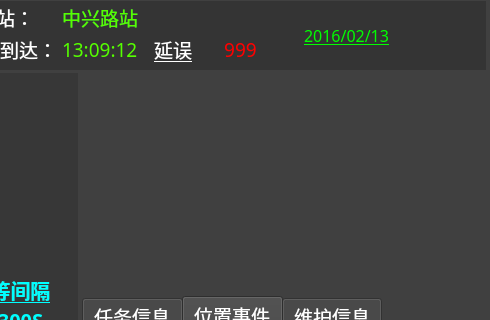
noodleBin/Tram_DMI_Build, file UI/Display_10_4_800_600.ui: the form before one commit; both pictures show x 310 to 800 and y 0 to 320 of the 800 by 600 pixel window.
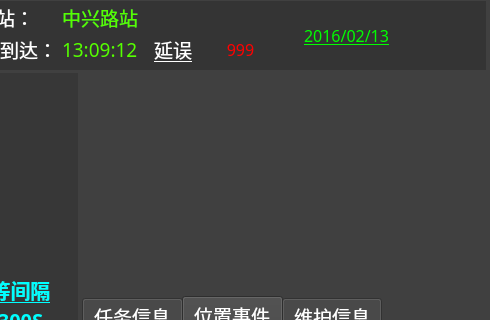
The form after the commit. The open tabs and pages were chosen to show the change. Icons and pictures are not drawn.

What changed in the file:
```diff
--- a/UI/Display_10_4_800_600.ui
+++ b/UI/Display_10_4_800_600.ui
@@ -1392,7 +1392,7 @@
      <property name="font">
       <font>
        <family>Sans</family>
-       <pointsize>14</pointsize>
+       <pointsize>12</pointsize>
        <underline>false</underline>
       </font>
      </property>
@@ -6237,7 +6237,7 @@
      <property name="geometry">
       <rect>
        <x>390</x>
-       <y>-2</y>
+       <y>4</y>
        <width>405</width>
        <height>269</height>
       </rect>
```
Left out of the diff: 4 changed lines with no effect on the pictures.
